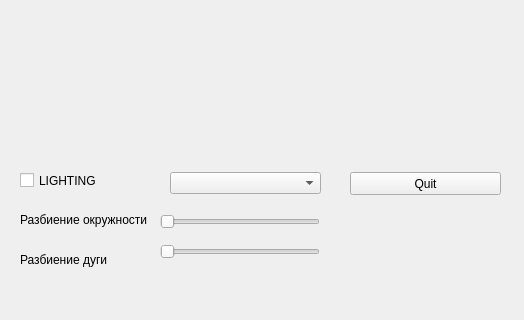
The window that mainwindow.ui (freepower311/CompGraph) describes before a commit, drawn with Qt 5; both pictures show x 0 to 524 and y 348 to 668 of the 524 by 668 pixel window.
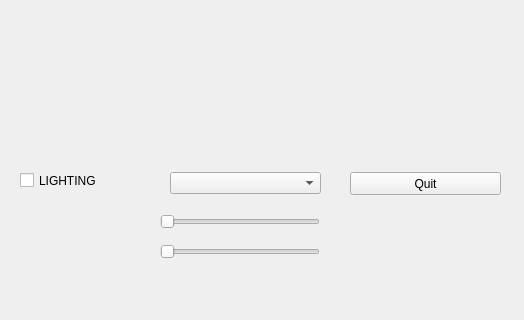
The same window after the commit. Custom widgets are drawn as their Qt base class.

Patch:
```diff
--- a/mainwindow.ui
+++ b/mainwindow.ui
@@ -92,32 +92,6 @@
      </rect>
     </property>
    </widget>
-   <widget class="QLabel" name="label">
-    <property name="geometry">
-     <rect>
-      <x>20</x>
-      <y>560</y>
-      <width>131</width>
-      <height>16</height>
-     </rect>
-    </property>
-    <property name="text">
-     <string>Разбиение окружности</string>
-    </property>
-   </widget>
-   <widget class="QLabel" name="label_2">
-    <property name="geometry">
-     <rect>
-      <x>20</x>
-      <y>600</y>
-      <width>101</width>
-      <height>16</height>
-     </rect>
-    </property>
-    <property name="text">
-     <string>Разбиение дуги</string>
-    </property>
-   </widget>
   </widget>
   <widget class="QMenuBar" name="menuBar">
    <property name="geometry">
```
